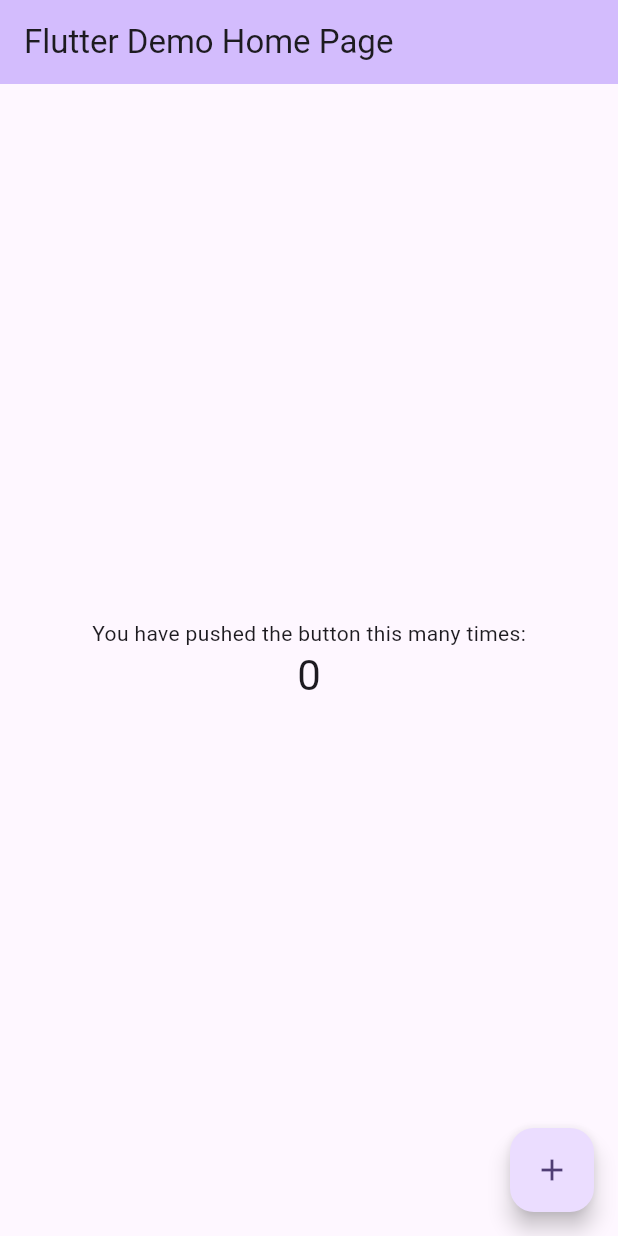
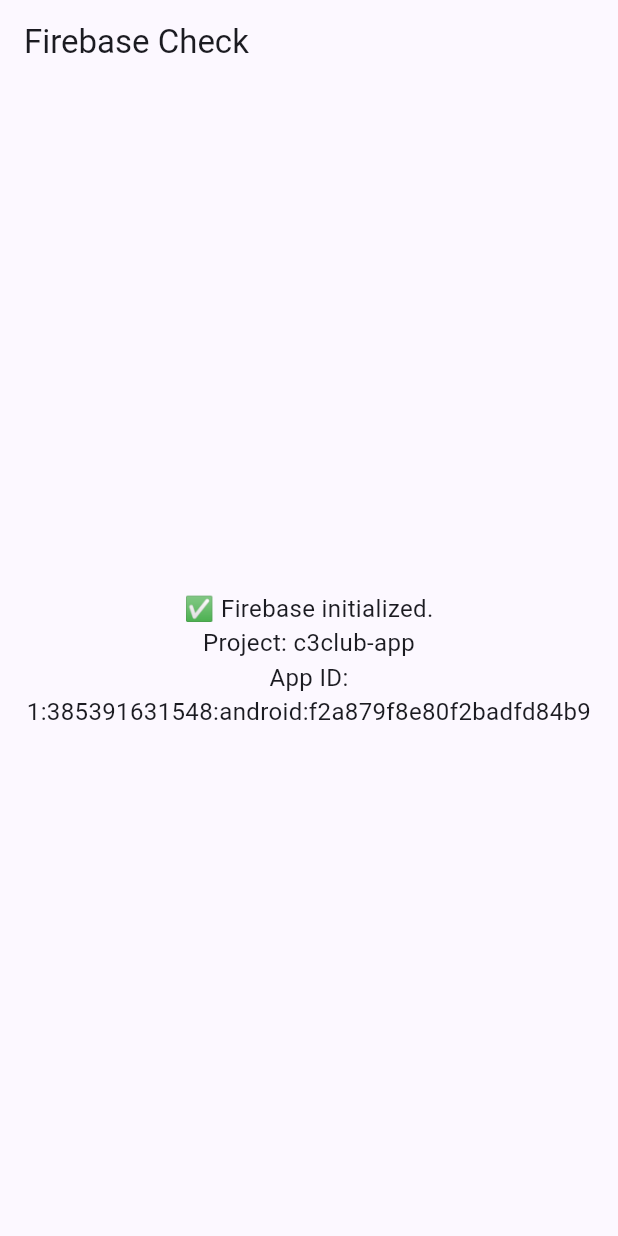
Before and after one commit to eliasantony/c3_creatorclub, a Flutter app: the screen it shows after launch, on a phone screen of 412 x 824 dp. Run offline on Flutter 3.47's test engine with Material 3 defaults, Android fonts, the phone set to English and light mode, and no system bars; our stand-ins replace firebase_core; accounts and stored records are empty.

Commit message:
feat: add Firebase (FlutterFire) and init in main.dart

```diff
--- a/lib/main.dart
+++ b/lib/main.dart
@@ -1,122 +1,73 @@
 import 'package:flutter/material.dart';
+import 'package:firebase_core/firebase_core.dart';
+import 'firebase_options.dart'; // generated by flutterfire
 
-void main() {
+Future<void> main() async {
+  WidgetsFlutterBinding.ensureInitialized();
+  await Firebase.initializeApp(options: DefaultFirebaseOptions.currentPlatform);
   runApp(const MyApp());
 }
 
 class MyApp extends StatelessWidget {
   const MyApp({super.key});
 
-  // This widget is the root of your application.
   @override
   Widget build(BuildContext context) {
     return MaterialApp(
-      title: 'Flutter Demo',
+      title: 'c3_creatorclub',
       theme: ThemeData(
-        // This is the theme of your application.
-        //
-        // TRY THIS: Try running your application with "flutter run". You'll see
-        // the application has a purple toolbar. Then, without quitting the app,
-        // try changing the seedColor in the colorScheme below to Colors.green
-        // and then invoke "hot reload" (save your changes or press the "hot
-        // reload" button in a Flutter-supported IDE, or press "r" if you used
-        // the command line to start the app).
-        //
-        // Notice that the counter didn't reset back to zero; the application
-        // state is not lost during the reload. To reset the state, use hot
-        // restart instead.
-        //
-        // This works for code too, not just values: Most code changes can be
-        // tested with just a hot reload.
-        colorScheme: ColorScheme.fromSeed(seedColor: Colors.deepPurple),
+        colorScheme: ColorScheme.fromSeed(seedColor: const Color(0xFF3533CD)),
+        useMaterial3: true,
       ),
-      home: const MyHomePage(title: 'Flutter Demo Home Page'),
+      home: const FirebaseCheckScreen(),
     );
   }
 }
 
-class MyHomePage extends StatefulWidget {
-  const MyHomePage({super.key, required this.title});
-
-  // This widget is the home page of your application. It is stateful, meaning
-  // that it has a State object (defined below) that contains fields that affect
-  // how it looks.
-
-  // This class is the configuration for the state. It holds the values (in this
-  // case the title) provided by the parent (in this case the App widget) and
-  // used by the build method of the State. Fields in a Widget subclass are
-  // always marked "final".
-
-  final String title;
+class FirebaseCheckScreen extends StatefulWidget {
+  const FirebaseCheckScreen({super.key});
 
   @override
-  State<MyHomePage> createState() => _MyHomePageState();
+  State<FirebaseCheckScreen> createState() => _FirebaseCheckScreenState();
 }
 
-class _MyHomePageState extends State<MyHomePage> {
-  int _counter = 0;
+class _FirebaseCheckScreenState extends State<FirebaseCheckScreen> {
+  String _status = 'Checking Firebase...';
 
-  void _incrementCounter() {
-    setState(() {
-      // This call to setState tells the Flutter framework that something has
-      // changed in this State, which causes it to rerun the build method below
-      // so that the display can reflect the updated values. If we changed
-      // _counter without calling setState(), then the build method would not be
-      // called again, and so nothing would appear to happen.
-      _counter++;
-    });
+  @override
+  void initState() {
+    super.initState();
+    _verifyFirebase();
+  }
+
+  Future<void> _verifyFirebase() async {
+    try {
+      // If initializeApp completed, options should be available.
+      final options = DefaultFirebaseOptions.currentPlatform;
+      setState(() {
+        _status =
+            '✅ Firebase initialized.\n'
+            'Project: ${options.projectId}\n'
+            'App ID: ${options.appId}';
+      });
+    } catch (e) {
+      setState(() {
+        _status = '❌ Firebase not initialized: $e';
+      });
+    }
   }
 
   @override
   Widget build(BuildContext context) {
-    // This method is rerun every time setState is called, for instance as done
-    // by the _incrementCounter method above.
-    //
-    // The Flutter framework has been optimized to make rerunning build methods
-    // fast, so that you can just rebuild anything that needs updating rather
-    // than having to individually change instances of widgets.
     return Scaffold(
-      appBar: AppBar(
-        // TRY THIS: Try changing the color here to a specific color (to
-        // Colors.amber, perhaps?) and trigger a hot reload to see the AppBar
-        // change color while the other colors stay the same.
-        backgroundColor: Theme.of(context).colorScheme.inversePrimary,
-        // Here we take the value from the MyHomePage object that was created by
-        // the App.build method, and use it to set our appbar title.
-        title: Text(widget.title),
-      ),
+      appBar: AppBar(title: const Text('Firebase Check')),
       body: Center(
-        // Center is a layout widget. It takes a single child and positions it
-        // in the middle of the parent.
-        child: Column(
-          // Column is also a layout widget. It takes a list of children and
-          // arranges them vertically. By default, it sizes itself to fit its
-          // children horizontally, and tries to be as tall as its parent.
-          //
-          // Column has various properties to control how it sizes itself and
-          // how it positions its children. Here we use mainAxisAlignment to
-          // center the children vertically; the main axis here is the vertical
-          // axis because Columns are vertical (the cross axis would be
-          // horizontal).
-          //
-          // TRY THIS: Invoke "debug painting" (choose the "Toggle Debug Paint"
-          // action in the IDE, or press "p" in the console), to see the
-          // wireframe for each widget.
-          mainAxisAlignment: MainAxisAlignment.center,
-          children: <Widget>[
-            const Text('You have pushed the button this many times:'),
-            Text(
-              '$_counter',
-              style: Theme.of(context).textTheme.headlineMedium,
-            ),
-          ],
+        child: Text(
+          _status,
+          textAlign: TextAlign.center,
+          style: const TextStyle(fontSize: 16),
         ),
       ),
-      floatingActionButton: FloatingActionButton(
-        onPressed: _incrementCounter,
-        tooltip: 'Increment',
-        child: const Icon(Icons.add),
-      ), // This trailing comma makes auto-formatting nicer for build methods.
     );
   }
 }
--- a/pubspec.yaml
+++ b/pubspec.yaml
@@ -10,6 +10,7 @@
   flutter:
     sdk: flutter
   cupertino_icons: ^1.0.8
+  firebase_core: ^4.1.0
 
 dev_dependencies:
   flutter_test:
```
Also changed, not shown: firebase.json (added), lib/firebase_options.dart (added), 8 other files.
